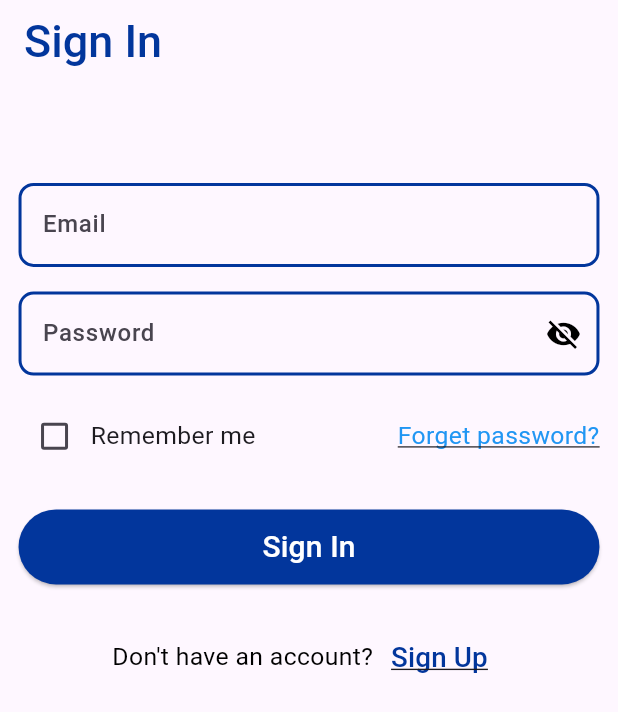
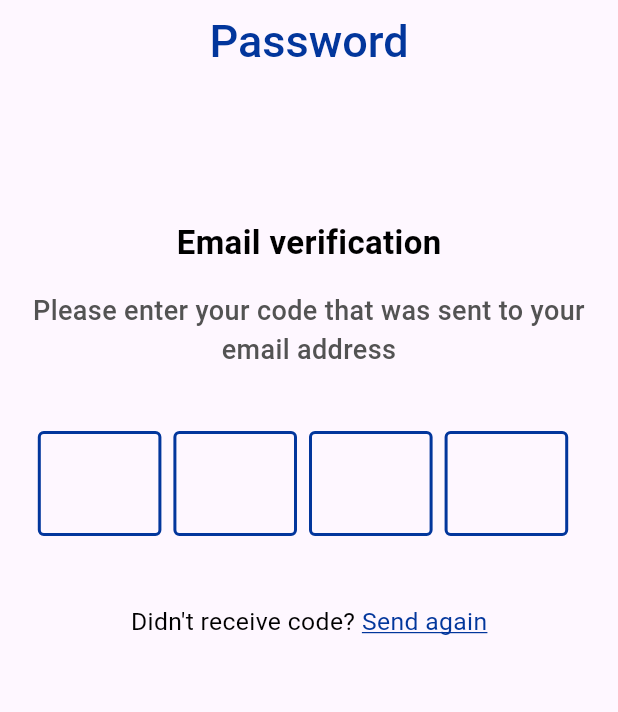
Before and after one commit to osos2511/online-exams, a Flutter app: the screen it shows after launch, on a phone screen of 412 x 824 dp. Shown: the top 712 px of the screen. Run offline on Flutter 3.47's test engine with Material 3 defaults, Android fonts, the phone set to English and light mode, and no system bars; drawn by our look-alikes of flutter_otp_text_field.

Commit message:
+verification ui +reset password

```diff
--- a/lib/core/constant/Custom_AppBar.dart
+++ b/lib/core/constant/Custom_AppBar.dart
@@ -12,7 +12,7 @@ class CustomAppbar extends StatelessWidget implements PreferredSizeWidget {
     return ClipRRect(
       borderRadius: BorderRadius.circular(40),
       child: AppBar(
-        leadingWidth: 0,
+         centerTitle: true,
         leading: IconButton(onPressed: onPressAppbar, icon: Icon(iconAppbar)),
         title: Text(
           titleAppbar,style: TextStyle(color: Color(0xFF02369C),fontWeight: FontWeight.w500,fontSize: 30),
--- a/lib/core/routes_manager.dart
+++ b/lib/core/routes_manager.dart
@@ -1,11 +1,18 @@
 import 'package:flutter/material.dart';
+import 'package:online_exams/presentation/auth/forget_password.dart';
 import 'package:online_exams/presentation/auth/signIn.dart';
 import 'package:online_exams/presentation/auth/signUp.dart';
+import 'package:online_exams/presentation/auth/verify_otp.dart';
+
+import '../presentation/auth/reset_password.dart';
 
 
 class RoutesManager{
   static const String signUpRoute='/register';
   static const String signInRoute='/login';
+  static const String forgetPasswordRoute='/forgetPass';
+  static const String resetPasswordRoute='/resetPass';
+  static const String verifyOtpRoute='/verifyOtp';
 
 
   static Route<dynamic>? router(RouteSettings settings){
@@ -16,6 +23,14 @@ class RoutesManager{
       case signInRoute:{
         return MaterialPageRoute(builder: (context) =>  SignIn(),);
       }
+      case forgetPasswordRoute:{
+        return MaterialPageRoute(builder: (context) =>  ForgetPassword(),);
+      }
+      case resetPasswordRoute:{
+        return MaterialPageRoute(builder: (context) =>  ResetPassword(),);
+      } case verifyOtpRoute:{
+        return MaterialPageRoute(builder: (context) =>  VerifyOtp(),);
+      }
 
     }
     return null;
--- a/lib/main.dart
+++ b/lib/main.dart
@@ -11,7 +11,8 @@ class MyApp extends StatelessWidget {
   @override
   Widget build(BuildContext context) {
     return MaterialApp(
-      initialRoute: RoutesManager.signInRoute,
+      debugShowCheckedModeBanner: false,
+      initialRoute: RoutesManager.verifyOtpRoute,
       onGenerateRoute: RoutesManager.router,
 
     );
--- a/lib/presentation/auth/signIn.dart
+++ b/lib/presentation/auth/signIn.dart
@@ -14,7 +14,7 @@ class SignIn extends StatefulWidget {
 class SignInState extends State<SignIn> {
   final TextEditingController emailEditingController = TextEditingController();
   final TextEditingController passwordEditingController = TextEditingController();
-  final GlobalKey<FormState> _formKey = GlobalKey<FormState>(); // ✅ مفتاح الفورم
+  final GlobalKey<FormState> _formKey = GlobalKey<FormState>();
   bool isRememberMeChecked = false;
 
   @override
@@ -27,11 +27,10 @@ class SignInState extends State<SignIn> {
       body: Padding(
         padding: EdgeInsets.symmetric(horizontal: screenWidth * 0.03),
         child: Form(
-          key: _formKey, // ✅ ربط الفورم بالمفتاح
+          key: _formKey,
           child: Column(
             children: [
               SizedBox(height: screenHeight * 0.08),
-
               CustomTextFormField(
                 validator: (input) {
                   if (input == null || input.trim().isEmpty) {
@@ -82,7 +81,8 @@ class SignInState extends State<SignIn> {
                   Spacer(),
                   InkWell(
                     onTap: () {
-                      // يمكنك إضافة التنقل إلى صفحة إعادة تعيين كلمة المرور هنا
+                      Navigator.pushNamed(context, RoutesManager.forgetPasswordRoute);
+
                     },
                     child: Text(
                       'Forget password?',
--- /dev/null
+++ b/lib/presentation/auth/verify_otp.dart
@@ -0,0 +1,130 @@
+import 'package:flutter/material.dart';
+import 'package:flutter_otp_text_field/flutter_otp_text_field.dart';
+import 'package:online_exams/core/constant/Custom_AppBar.dart';
+import '../../core/routes_manager.dart';
+
+class VerifyOtp extends StatefulWidget {
+  const VerifyOtp({super.key});
+
+  @override
+  _VerifyOtpState createState() => _VerifyOtpState();
+}
+
+class _VerifyOtpState extends State<VerifyOtp> {
+  String correctCode = "1234";
+  bool isError = false;
+  bool clearText = false;
+
+  void _checkOtp(String enteredCode) {
+    if (enteredCode == correctCode) {
+      Navigator.pushNamed(context, RoutesManager.resetPasswordRoute);
+    } else {
+      setState(() {
+        isError = true;
+        clearText = true;
+      });
+      Future.delayed(const Duration(milliseconds: 100), () {
+        setState(() {
+          clearText = false;
+        });
+      });
+    }
+  }
+
+  @override
+  Widget build(BuildContext context) {
+    double screenHeight = MediaQuery.of(context).size.height;
+    double screenWidth = MediaQuery.of(context).size.width;
+
+    return Scaffold(
+      appBar: const CustomAppbar(titleAppbar: 'Password'),
+      body: Padding(
+        padding: EdgeInsets.symmetric(horizontal: screenWidth * 0.05,vertical: screenWidth * 0.02),
+        child: Column(
+          children: [
+            SizedBox(height: screenHeight * 0.1),
+            const Text(
+              'Email verification',
+              style: TextStyle(fontSize: 22, fontWeight: FontWeight.bold, color: Colors.black),
+            ),
+            SizedBox(height: screenHeight * 0.02),
+            const Text(
+              'Please enter your code that was sent to your email address',
+              textAlign: TextAlign.center,
+              style: TextStyle(fontSize: 18, fontWeight: FontWeight.w500, color: Color(0xff535353)),
+            ),
+            SizedBox(height: screenHeight * 0.05),
+
+            OtpTextField(
+              clearText: clearText,
+              fieldWidth: screenWidth * 0.2,
+              fieldHeight: screenHeight * 0.1,
+              textStyle: const TextStyle(
+                color: Colors.black,
+                fontSize: 25,
+              ),
+              numberOfFields: 4,
+              focusedBorderColor: isError ? Colors.red : const Color(0xff02369C),
+              borderColor: isError ? Colors.red : const Color(0xff02369C),
+              enabledBorderColor: isError ? Colors.red : const Color(0xff02369C),
+              disabledBorderColor: isError ? Colors.red : const Color(0xff02369C),
+              showFieldAsBox: true,
+              onSubmit: _checkOtp,
+            ),
+
+            SizedBox(height: screenHeight * 0.02),
+
+            if (isError)
+              Text(
+                'Invalid Code. Please try again!',
+                style: TextStyle(
+                  color: Colors.red,
+                  fontSize: screenWidth * 0.04,
+                  fontWeight: FontWeight.bold,
+                ),
+              ),
+
+            SizedBox(height: screenHeight * 0.02),
+
+            Row(
+              mainAxisAlignment: MainAxisAlignment.center,
+              children: [
+                Text(
+                  'Didn\'t receive code? ',
+                  style: TextStyle(
+                    color: Colors.black,
+                    fontWeight: FontWeight.w400,
+                    fontSize: screenWidth * 0.04,
+                  ),
+                ),
+                InkWell(
+                  onTap: () {
+                    setState(() {
+                      isError = false;
+                      clearText = true;
+                    });
+                    Future.delayed(const Duration(milliseconds: 100), () {
+                      setState(() {
+                        clearText = false;
+                      });
+                    });
+                  },
+                  child: Text(
+                    'Send again',
+                    style: TextStyle(
+                      color: const Color(0xff02369C),
+                      fontWeight: FontWeight.w400,
+                      fontSize: screenWidth * 0.04,
+                      decoration: TextDecoration.underline,
+                      decorationColor: const Color(0xff02369C),
+                    ),
+                  ),
+                ),
+              ],
+            ),
+          ],
+        ),
+      ),
+    );
+  }
+}
--- a/pubspec.yaml
+++ b/pubspec.yaml
@@ -35,6 +35,7 @@ dependencies:
   # The following adds the Cupertino Icons font to your application.
   # Use with the CupertinoIcons class for iOS style icons.
   cupertino_icons: ^1.0.8
+  flutter_otp_text_field: ^1.4.0+2
 
 dev_dependencies:
   flutter_test:
```
Also changed, not shown: lib/presentation/auth/forget_password.dart (added, +90 -0 lines), lib/presentation/auth/reset_password.dart (added, +104 -0 lines), lib/presentation/auth/signUp.dart (+5 -6 lines), pubspec.lock.
